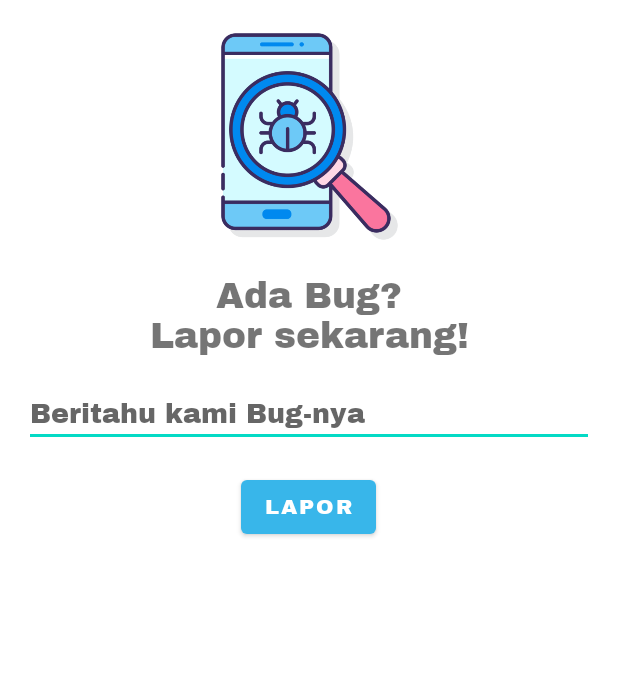
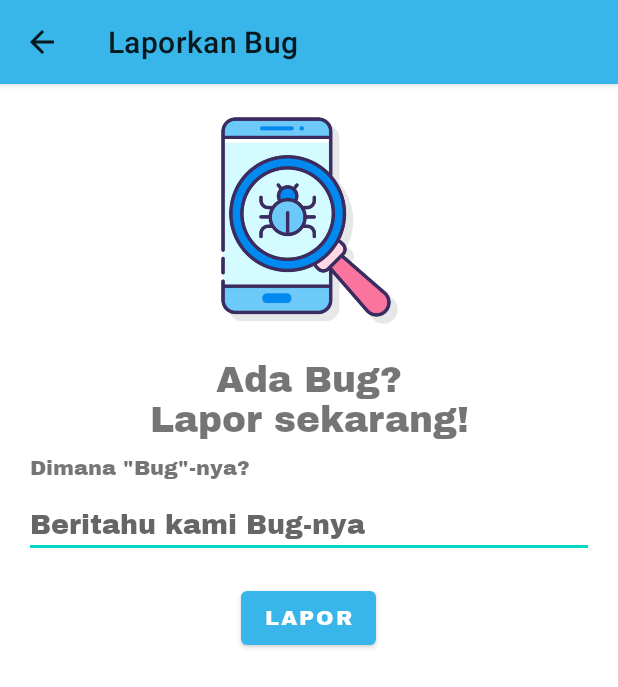
Before and after one commit to triwaluyo07/BisaWicara, an Android app: the LaporBugActivity screen opened directly, with no data from a screen before it, on a phone screen of 412 x 824 dp. Shown: the top 687 px of the screen. Run offline under Robolectric (Android 15) with nearby library versions, the phone set to English and light mode, and no system bars; Roboto replaces fonts that are not available here.

Commit message:
Minor changes on UI and themes

```diff
--- a/app/src/main/AndroidManifest.xml
+++ b/app/src/main/AndroidManifest.xml
@@ -31,7 +31,9 @@
         <activity
             android:name=".activity.KamusActivity"
             android:parentActivityName=".activity.MainActivity" />
-        <activity android:name=".activity.MainActivity"/>
+        <activity
+            android:name=".activity.MainActivity"
+            android:theme="@style/Theme.BisaWicara.NoActionBar"/>
 
         <meta-data
             android:name="preloaded_fonts"
--- a/app/src/main/java/teknoxera/bisawicara/activity/KamusActivity.kt
+++ b/app/src/main/java/teknoxera/bisawicara/activity/KamusActivity.kt
@@ -2,6 +2,7 @@ package teknoxera.bisawicara.activity
 
 import android.os.Bundle
 import androidx.appcompat.app.AppCompatActivity
+import teknoxera.bisawicara.R
 import teknoxera.bisawicara.adapter.SectionPagerAdapter
 import teknoxera.bisawicara.databinding.ActivityKamusBinding
 
@@ -15,6 +16,8 @@ class KamusActivity : AppCompatActivity()
         binding = ActivityKamusBinding.inflate(layoutInflater)
         setContentView(binding.root)
 
+        supportActionBar?.title = getString(R.string.dictionary)
+
         val sectionsPagerAdapter = SectionPagerAdapter(this, supportFragmentManager)
         binding.viewPager.adapter = sectionsPagerAdapter
         binding.tabs.setupWithViewPager(binding.viewPager)
--- a/app/src/main/java/teknoxera/bisawicara/activity/LaporBugActivity.kt
+++ b/app/src/main/java/teknoxera/bisawicara/activity/LaporBugActivity.kt
@@ -6,6 +6,7 @@ import android.os.Bundle
 import android.widget.Toast
 import androidx.appcompat.app.AppCompatActivity
 import kotlinx.android.synthetic.main.activity_lapor_bug.*
+import teknoxera.bisawicara.R
 import teknoxera.bisawicara.databinding.ActivityLaporBugBinding
 
 class LaporBugActivity : AppCompatActivity()
@@ -25,6 +26,8 @@ class LaporBugActivity : AppCompatActivity()
 		binding = ActivityLaporBugBinding.inflate(layoutInflater)
 		setContentView(binding.root)
 
+		supportActionBar?.title = getString(R.string.report_bug)
+
 		btn_send.setOnClickListener {
 			if (input_bug.text.toString() == "")
 			{
--- a/app/src/main/res/layout/activity_lapor_bug.xml
+++ b/app/src/main/res/layout/activity_lapor_bug.xml
@@ -34,22 +34,33 @@
         app:layout_constraintStart_toStartOf="parent"
         app:layout_constraintTop_toBottomOf="@+id/logo_img" />
 
+    <TextView
+        android:id="@+id/field_title"
+        android:layout_width="wrap_content"
+        android:layout_height="wrap_content"
+        android:layout_marginStart="20dp"
+        android:layout_marginTop="8dp"
+        android:fontFamily="@font/archivo_black"
+        android:text="@string/field_title"
+        app:layout_constraintStart_toStartOf="parent"
+        app:layout_constraintTop_toBottomOf="@+id/bug_txt" />
+
     <EditText
         android:id="@+id/input_bug"
         android:layout_width="0dp"
         android:layout_height="wrap_content"
         android:layout_marginStart="16dp"
-        android:layout_marginTop="16dp"
+        android:layout_marginTop="8dp"
         android:layout_marginEnd="16dp"
-        android:fontFamily="@font/archivo_black"
         android:autofillHints="@string/bug_hint"
         android:ems="10"
+        android:fontFamily="@font/archivo_black"
         android:gravity="start|top"
         android:hint="@string/bug_hint"
         android:inputType="textMultiLine"
         app:layout_constraintEnd_toEndOf="parent"
         app:layout_constraintStart_toStartOf="parent"
-        app:layout_constraintTop_toBottomOf="@+id/bug_txt" />
+        app:layout_constraintTop_toBottomOf="@+id/field_title" />
 
     <Button
         android:id="@+id/btn_send"
--- a/app/src/main/res/values-night/themes.xml
+++ b/app/src/main/res/values-night/themes.xml
@@ -1,6 +1,6 @@
 <resources xmlns:tools="http://schemas.android.com/tools">
     <!-- Base application theme. -->
-    <style name="Theme.BisaWicara" parent="Theme.MaterialComponents.DayNight.DarkActionBar">
+    <style name="Theme.BisaWicara" parent="Theme.MaterialComponents.DayNight">
         <!-- Primary brand color. -->
         <item name="colorPrimary">@color/purple_200</item>
         <item name="colorPrimaryVariant">@color/purple_700</item>
@@ -13,4 +13,9 @@
         <item name="android:statusBarColor" tools:targetApi="l">?attr/colorPrimaryVariant</item>
         <!-- Customize your theme here. -->
     </style>
+
+    <style name="Theme.BisaWicara.NoActionBar">
+        <item name="windowActionBar">false</item>
+        <item name="windowNoTitle">true</item>
+    </style>
 </resources>
--- a/app/src/main/res/values/strings.xml
+++ b/app/src/main/res/values/strings.xml
@@ -3,7 +3,7 @@
     <string name="app_desc">Belajar Mudah Bahasa Isyarat</string>
     <string name="team_name">TeknoXera</string>
     <string name="logo">Logo</string>
-    <string name="version">v.1.0.1_build–052421–0142</string>
+    <string name="version">v.1.0.1_build–052421–0223</string>
     <string name="dashb">DASHBOARD</string>
     <string name="dictionary">Kamus</string>
     <string name="test">Test Skill</string>
@@ -14,6 +14,7 @@
     <string name="splash_logo">Splash Logo</string>
     <string name="btn_lapor">LAPOR</string>
     <string name="bug_text">Ada "Bug"?\nLapor sekarang!</string>
+    <string name="field_title">Dimana \"Bug\"-nya?</string>
     <string name="bug_hint">Beritahu kami "Bug"-nya</string>
     <string name="about_title">Tim Pengembangan Aplikasi</string>
     <string name="uiux">UI/UX</string>
--- a/app/src/main/res/values/themes.xml
+++ b/app/src/main/res/values/themes.xml
@@ -1,6 +1,6 @@
 <resources xmlns:tools="http://schemas.android.com/tools">
     <!-- Base application theme. -->
-    <style name="Theme.BisaWicara" parent="Theme.MaterialComponents.DayNight.NoActionBar">
+    <style name="Theme.BisaWicara" parent="Theme.MaterialComponents.DayNight">
         <!-- Primary brand color. -->
         <item name="colorPrimary">@color/bluesky</item>
         <item name="colorPrimaryVariant">@color/bluesky</item>
```
Also changed, not shown: app/src/main/java/teknoxera/bisawicara/activity/AboutActivity.kt (+9 -5 lines), app/src/main/java/teknoxera/bisawicara/activity/TestSkillActivity.kt (+9 -5 lines).
